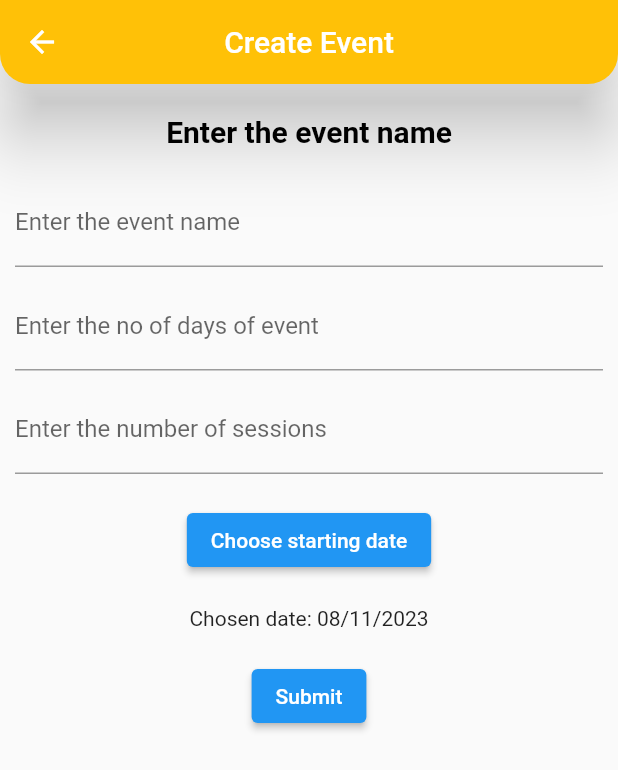
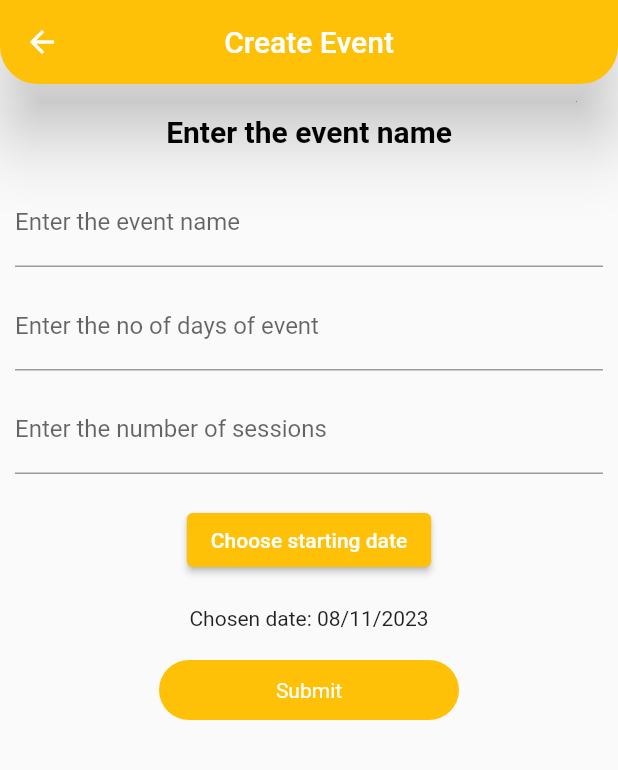
Before and after one commit to Aaryanajith/AttendenceTracker_Frontend, a Flutter app: the DetailScreen screen opened by its route, after a tap on "Create Event", on a phone screen of 412 x 824 dp. Shown: the top 770 px of the screen. Run offline on Flutter 3.47's test engine with Material 2 defaults, Android fonts, the phone set to English and light mode, and no system bars; our stand-ins replace another_flushbar, dot_navigation_bar, shared_preferences; missing offline and left inert: barcode_scan2; accounts and stored records are empty; network calls fail.

Commit message:
add: a refresh button for refreshing the access token

```diff
--- a/lib/model/token_model.dart
+++ b/lib/model/token_model.dart
@@ -12,7 +12,7 @@ class TokenModel {
   get token => null;
 
   Map<String, dynamic> toJson() {
-    final Map<String, dynamic> data =  <String, dynamic>{};
+    final Map<String, dynamic> data = <String, dynamic>{};
     data['refresh'] = refresh;
     data['access'] = access;
     return data;
--- a/lib/resources/app_url.dart
+++ b/lib/resources/app_url.dart
@@ -2,6 +2,7 @@ class AppUrl {
   // static var baseUrl = 'http://10.0.2.2:8000/';
   static var baseUrl = 'https://IvinJ.pythonanywhere.com/';
   static var login = '${baseUrl}api/jwt/token/';
+  static var refreshToken = '${baseUrl}api/jwt/token/refresh/';
   static var addEvent = '${baseUrl}create_event/';
   static var getEvent = '${baseUrl}get_events/';
   static var deleteEvent = '${baseUrl}delete_event/';
--- a/lib/utlities/utils.dart
+++ b/lib/utlities/utils.dart
@@ -27,8 +27,8 @@ class Utils {
       elevation: 20,
       shape: const RoundedRectangleBorder(
         borderRadius: BorderRadius.only(
-          bottomLeft: Radius.circular(20),
-          bottomRight: Radius.circular(20),
+          bottomLeft: Radius.circular(25),
+          bottomRight: Radius.circular(25),
         ),
       ),
     );
--- a/lib/view/create_event.dart
+++ b/lib/view/create_event.dart
@@ -1,4 +1,5 @@
 import 'package:attendencetracker/resources/color.dart';
+import 'package:attendencetracker/resources/components/round_buttom.dart';
 import 'package:attendencetracker/utlities/routes/route_names.dart';
 import 'package:attendencetracker/utlities/utils.dart';
 import 'package:attendencetracker/view_model/createEventModel.dart';
@@ -87,7 +88,8 @@ class _CreateEventState extends State<CreateEvent> {
                           child: TextField(
                             keyboardType: TextInputType.number,
                             inputFormatters: <TextInputFormatter>[
-                              FilteringTextInputFormatter.allow(RegExp(r'[0-9]'))
+                              FilteringTextInputFormatter.allow(
+                                  RegExp(r'[0-9]'))
                             ],
                             decoration: const InputDecoration(
                                 labelText: 'Enter the no of days of event'),
@@ -113,6 +115,8 @@ class _CreateEventState extends State<CreateEvent> {
                       Padding(
                         padding: EdgeInsets.only(top: 20),
                         child: ElevatedButton(
+                          style: ElevatedButton.styleFrom(
+                              backgroundColor: ColorsClass.amber),
                           onPressed: () {
                             _showDatePicker();
                           },
@@ -126,7 +130,7 @@ class _CreateEventState extends State<CreateEvent> {
                                   .toString())),
                       Padding(
                         padding: EdgeInsets.only(top: 20),
-                        child: ElevatedButton(
+                        child: RoundButton(
                           onPressed: () {
                             if (_eventNameController.text.isEmpty) {
                               Utils.flushBarErrorMessage(
@@ -147,15 +151,17 @@ class _CreateEventState extends State<CreateEvent> {
                               debugPrint(_numOfSessionController.text);
 
                               Map data = {
-                                "event_name": _eventNameController.text.toString(),
-                                "starting_date":DateFormat("dd/MM/yyyy").format(_dateTime),
+                                "event_name":
+                                    _eventNameController.text.toString(),
+                                "starting_date":
+                                    DateFormat("dd/MM/yyyy").format(_dateTime),
                                 "num_of_days": _numOfDaysController.text,
-                                "num_of_sessions":_numOfSessionController.text
+                                "num_of_sessions": _numOfSessionController.text
                               };
                               getEventModel.createEvent(data, context);
                             }
                           },
-                          child: const Text('Submit'),
+                          buttonName: "Submit",
                         ),
                       )
                     ],
--- a/lib/view/details_screen.dart
+++ b/lib/view/details_screen.dart
@@ -125,8 +125,8 @@ class _DetailScreenState extends State<DetailScreen>
               child: Placeholder(),
             ),
             Positioned(
-              bottom: 100,
-              left: 150,
+              bottom: 110,
+              left: 90,
               child: RoundButton(
                 onPressed: () {
                   userPreference.remove().then((value) {
--- a/lib/view/home_screen.dart
+++ b/lib/view/home_screen.dart
@@ -115,7 +115,7 @@ class _HomeScreenState extends State<HomeScreen> with TickerProviderStateMixin {
             ),
             Positioned(
                 top: 250,
-                left: 120,
+                left: 135,
                 child: DropdownButton<String>(
                   items: eventNames?.map((name) {
                     return DropdownMenuItem<String>(
@@ -135,6 +135,21 @@ class _HomeScreenState extends State<HomeScreen> with TickerProviderStateMixin {
               left: 174,
               child: Text('count'),
             ),
+            Positioned(
+                top: 650,
+                right: 20,
+                child: SizedBox(
+                  width: 70,
+                  height: 70,
+                  child: ElevatedButton(
+                    style: ElevatedButton.styleFrom(
+                        shape: RoundedRectangleBorder(
+                            borderRadius: BorderRadius.circular(80)),
+                        backgroundColor: ColorsClass.amber),
+                    onPressed: () {},
+                    child: const Icon(Icons.refresh),
+                  ),
+                ))
           ],
         ),
       ),
--- a/lib/view_model/scanAttendeeModel.dart
+++ b/lib/view_model/scanAttendeeModel.dart
@@ -14,7 +14,7 @@ class ScanAttendeeModel with ChangeNotifier {
       Utils.flushBarSuccessMessage("Att3endence marked", context);
     }).onError((error, stackTrace) {
       Navigator.pushNamed(context, RouteNames.home);
-      Utils.flushBarErrorMessage("Attendence not scanned",context);
+      // Utils.flushBarErrorMessage("Attendence not scanned",context);
       debugPrint(error.toString());
     });
   }
--- a/lib/view_model/tokenViewModel.dart
+++ b/lib/view_model/tokenViewModel.dart
@@ -9,6 +9,7 @@ class TokenViewModel with ChangeNotifier {
     final SharedPreferences sharedPreferences =
         await SharedPreferences.getInstance();
     sharedPreferences.setString('token', token.access.toString());
+    sharedPreferences.setString('refresh', token.refresh.toString());
     notifyListeners();
     return true;
   }
@@ -17,13 +18,15 @@ class TokenViewModel with ChangeNotifier {
     final SharedPreferences sharedPreferences =
         await SharedPreferences.getInstance();
     final String? token = sharedPreferences.getString('token');
-    return TokenModel(access: token.toString());
+    final String? refresh = sharedPreferences.getString('refresh');
+    return TokenModel(access: token.toString(), refresh: refresh.toString());
   }
 
   Future<bool> remove() async {
     final SharedPreferences sharedPreferences =
         await SharedPreferences.getInstance();
     sharedPreferences.remove('token');
+    sharedPreferences.remove('refresh');
     return sharedPreferences.clear();
   }
 }
```
